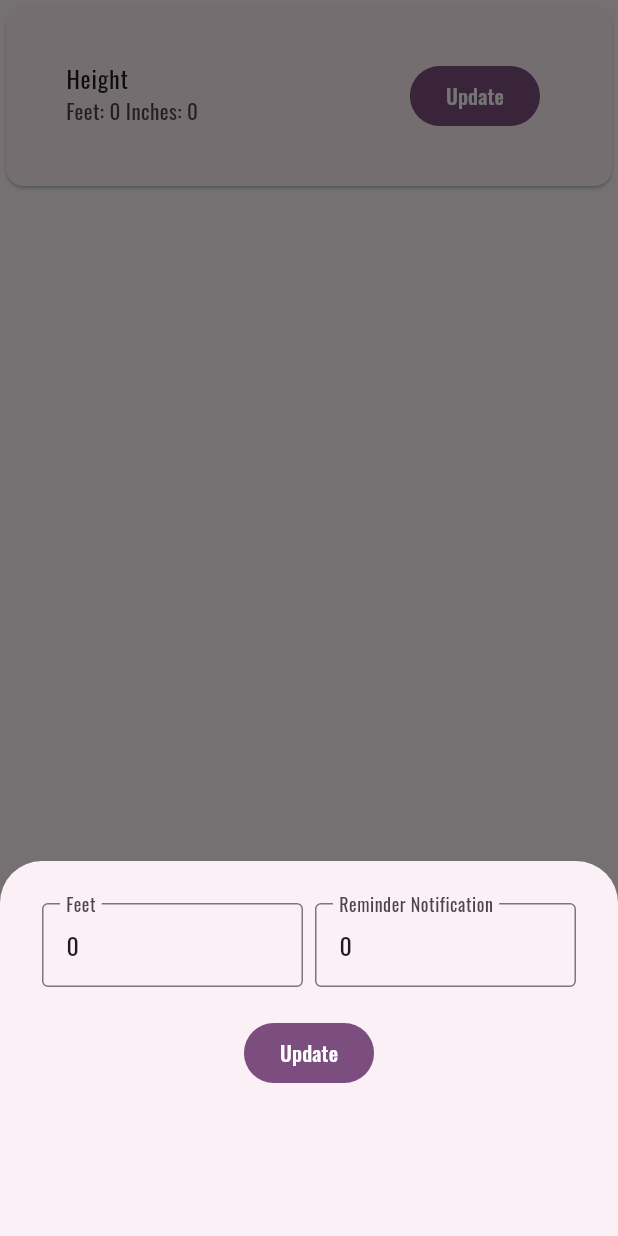
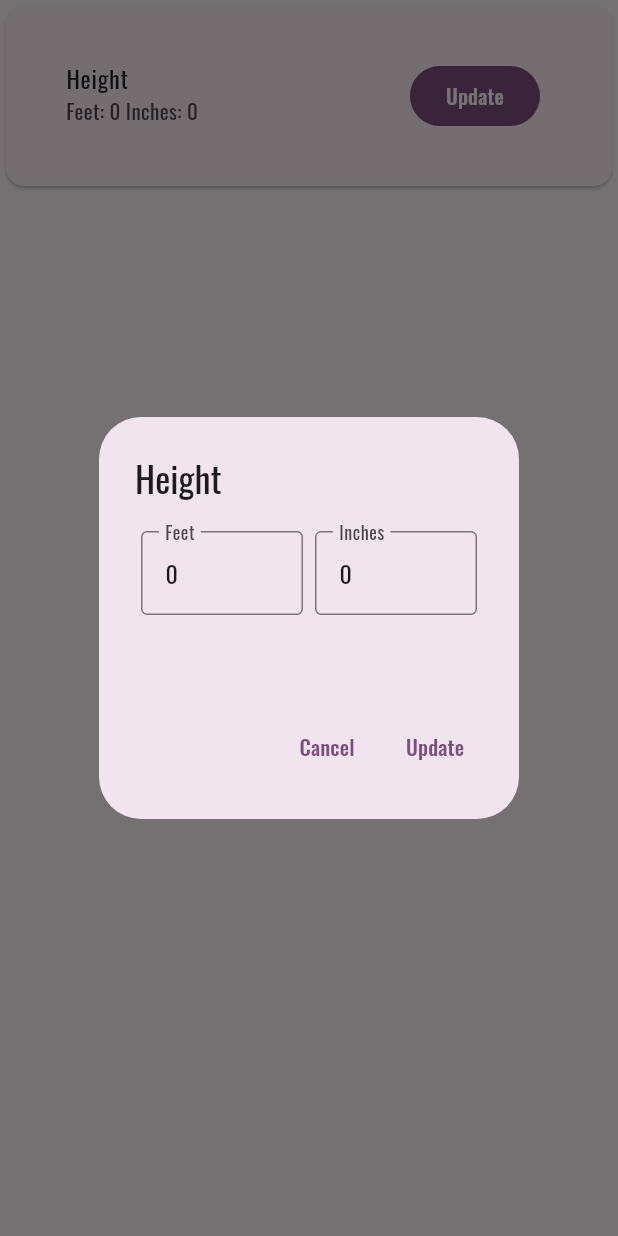
Before and after one commit to swsvindland/fitness-mobile, a Flutter app: the Height widget shown alone on an empty page, opened directly, after a tap on "Update", on a phone screen of 412 x 824 dp. Run offline on Flutter 3.47's test engine with Material 3 defaults, Android fonts, the phone set to English and light mode, and no system bars; our stand-ins replace carousel_slider, cloud_firestore, community_charts_flutter, datetime_picker_formfield_new, firebase_analytics, firebase_auth and 10 more; missing offline and left inert: firebase_app_check, os_detect; accounts and stored records are empty; generated files the repository leaves out were written again; network calls fail.

Commit message:
get settings dialogs worked out

```diff
--- a/apps/body_track/lib/widgets/settings/height/height.dart
+++ b/apps/body_track/lib/widgets/settings/height/height.dart
@@ -17,7 +17,7 @@ class _HeightState extends State<Height> {
     final preferences = Provider.of<Preferences>(context);
 
     handleAction() {
-      showModalBottomSheet<void>(
+      showDialog<void>(
         context: context,
         builder: (BuildContext context) {
           return HeightForm(preferences: preferences);
--- a/apps/body_track/lib/widgets/settings/height/height_form.dart
+++ b/apps/body_track/lib/widgets/settings/height/height_form.dart
@@ -52,10 +52,10 @@ class _HeightFormState extends State<HeightForm> {
       }
     });
 
-    return SizedBox(
-      height: 250,
-      child: Padding(
-        padding: const EdgeInsets.all(24),
+    return AlertDialog(
+      title: Text(AppLocalizations.of(context)!.height),
+      content: SizedBox(
+        height: 100,
         child: Form(
           key: _formKey,
           child: Column(
@@ -72,26 +72,33 @@ class _HeightFormState extends State<HeightForm> {
                   ),
                   Expanded(
                     child: Input(
-                        label: AppLocalizations.of(context)!.reminderNotification,
+                        label:
+                            AppLocalizations.of(context)!.inches,
                         decimal: false,
                         controller: inchesController,
                         validator: checkInValidator),
                   ),
                 ],
               ),
-              const SizedBox(height: 16),
-              FilledButton(
-                onPressed: () {
-                  update(user);
-                },
-                child: Text(
-                  AppLocalizations.of(context)!.update,
-                ),
-              )
             ],
           ),
         ),
       ),
+      actions: [
+        TextButton(
+          onPressed: () {
+            Navigator.of(context).pop();
+          },
+          child: Text(AppLocalizations.of(context)!.cancel),
+        ),
+        TextButton(
+          onPressed: () {
+            update(user);
+            Navigator.of(context).pop();
+          },
+          child: Text(AppLocalizations.of(context)!.update),
+        ),
+      ],
     );
   }
 }
--- a/apps/body_track/lib/widgets/settings/notification/notification.dart
+++ b/apps/body_track/lib/widgets/settings/notification/notification.dart
@@ -17,7 +17,7 @@ class _NotificationState extends State<Notifications> {
     final preferences = Provider.of<Preferences>(context);
 
     handleAction() {
-      showModalBottomSheet<void>(
+      showDialog<void>(
         context: context,
         builder: (BuildContext context) {
           return NotificationForm(preferences: preferences);
--- a/apps/body_track/lib/widgets/settings/settings.dart
+++ b/apps/body_track/lib/widgets/settings/settings.dart
@@ -25,7 +25,7 @@ class Settings extends StatelessWidget {
         mainAxisAlignment: MainAxisAlignment.start,
         crossAxisAlignment: CrossAxisAlignment.center,
         children: <Widget>[
-          const Unit(),
+          // const Unit(),
           const Sex(),
           const Height(),
           const Notifications(),
--- a/apps/body_track/lib/widgets/settings/sex/sex.dart
+++ b/apps/body_track/lib/widgets/settings/sex/sex.dart
@@ -17,7 +17,7 @@ class _SexState extends State<Sex> {
     final preferences = Provider.of<Preferences>(context);
 
     handleAction() {
-      showModalBottomSheet<void>(
+      showDialog(
         context: context,
         builder: (BuildContext context) {
           return SexForm(preferences: preferences);
--- a/apps/body_track/lib/widgets/settings/units/unit.dart
+++ b/apps/body_track/lib/widgets/settings/units/unit.dart
@@ -17,7 +17,7 @@ class _UnitState extends State<Unit> {
     final preferences = Provider.of<Preferences>(context);
 
     handleAction() {
-      showModalBottomSheet<void>(
+      showDialog<void>(
         context: context,
         builder: (BuildContext context) {
           return UnitForm(preferences: preferences);
```
Also changed, not shown: apps/body_track/lib/widgets/settings/notification/notification_form.dart (+20 -11 lines), apps/body_track/lib/widgets/settings/sex/sex_form.dart (+22 -14 lines), apps/body_track/lib/widgets/settings/units/unit_form.dart (+24 -12 lines).
